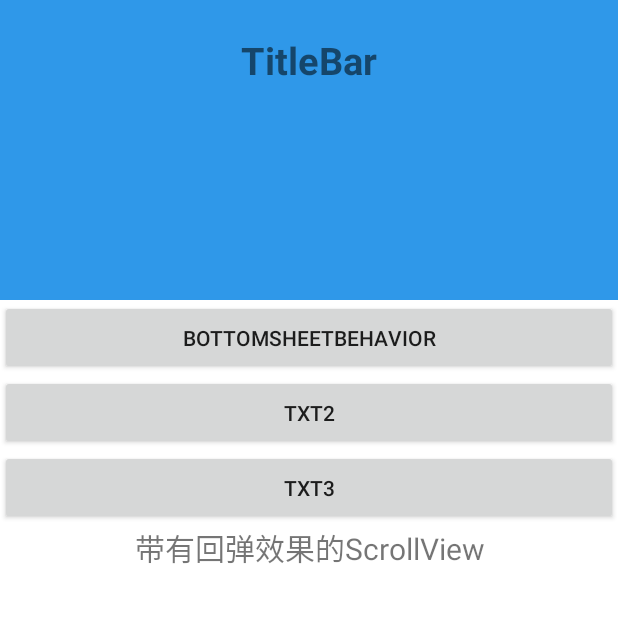
After one commit to PDonkey/PdkGiko, an Android app: the ScrollActivity screen opened directly, with no data from a screen before it, on a phone screen of 412 x 824 dp, the top half of it. The commit adds this screen. Run offline under Robolectric (Android 15) with nearby library versions, the phone set to English and light mode, and no system bars; our stand-ins replace ButterKnife; network calls fail.

Commit message:
利用behavior做底部弹出框  BehaviroSheetBottomDialog

```diff
--- a/app/src/main/AndroidManifest.xml
+++ b/app/src/main/AndroidManifest.xml
@@ -36,6 +36,8 @@
         </activity>
         <activity android:name=".activity.GridActivity"/>
         <activity android:name=".ui.web.WebActivity"/>
+        <activity android:name=".activity.ScrollActivity"/>
+        <activity android:name=".activity.BehaviorSheetBottomActivity"/>
 
         <service
             android:name="com.pdk.pdkgiko.service.MyService"
--- /dev/null
+++ b/app/src/main/java/com/pdk/pdkgiko/activity/ScrollActivity.java
@@ -0,0 +1,99 @@
+package com.pdk.pdkgiko.activity;
+
+import android.content.Intent;
+import android.graphics.Color;
+import android.os.Build;
+import android.os.Bundle;
+import android.support.v7.widget.Toolbar;
+import android.view.View;
+import android.view.ViewGroup;
+import android.widget.Button;
+import android.widget.ScrollView;
+
+import com.pdk.pdkgiko.R;
+import com.pdk.pdkgiko.base.BaseActivity;
+import com.pdk.pdkgiko.utils.AppScreenUtil;
+import com.pdk.pdkgiko.utils.StatusBarUtil;
+import com.pdk.pdkgiko.widegt.MyScrollView;
+
+/**
+ * Created by Administrator on 2018/7/26.
+ */
+
+public class ScrollActivity extends BaseActivity implements View.OnClickListener{
+    private MyScrollView myScrollView;
+    private Toolbar mToolbar;
+    private Button mBottomsheetbehavior;
+    private float headerHeight;//顶部高度
+    private float minHeaderHeight;//顶部最低高度，即Bar的高度
+    @Override
+    protected int getContentViewLayoutID() {
+        StatusBarUtil.setTranslucent(this);
+        return R.layout.activity_scroll;
+    }
+
+    @Override
+    protected void initView(Bundle savedInstanceState) {
+//        //获取手机dpi
+//        DisplayMetrics displayMetrics=getResources().getDisplayMetrics();
+//        //横向分辨率
+//        int width=displayMetrics.widthPixels;
+//        //竖向分辨率
+//        int height=displayMetrics.heightPixels;
+//        //density屏幕密度
+//        float density=displayMetrics.density;
+//        //dpi=density*160
+//        float dpi=density*160;
+        mBottomsheetbehavior= (Button) findViewById(R.id.bt_01);
+        mBottomsheetbehavior.setOnClickListener(this);
+        myScrollView = (MyScrollView) findViewById(R.id.scrollView);
+        mToolbar = (Toolbar) findViewById(R.id.behavior_toolbar);
+        setSupportActionBar(mToolbar);
+        if (Build.VERSION.SDK_INT >= Build.VERSION_CODES.KITKAT) {//4.4以上
+            //设置toolbar 高度为80dp，适配状态栏
+            ViewGroup.LayoutParams layoutParams = mToolbar.getLayoutParams();
+            layoutParams.height = AppScreenUtil.dip2px(this, 80);
+            mToolbar.setLayoutParams(layoutParams);
+        }
+        mToolbar.setBackgroundColor(Color.argb(0, 236, 114, 60));
+        initMeasure();
+        myScrollView.setOnScrollChangedListener(new MyScrollView.OnScrollChangedListener() {
+            @Override
+            public void onScrollChanged(ScrollView who, int l, int t, int oldl, int oldt) {
+                //Y轴偏移量
+                float scrollY = who.getScrollY();
+
+                //变化率
+                float headerBarOffsetY = headerHeight - minHeaderHeight;//Toolbar与header高度的差值
+                if (scrollY == 0) {
+                    mToolbar.setBackgroundColor(Color.argb(0, 236, 114, 60));
+                } else if (scrollY > 0) {
+                    float offset = 1 - Math.max((headerBarOffsetY - scrollY) / headerBarOffsetY, 0f);
+                    //Toolbar背景色透明度
+                    mToolbar.setBackgroundColor(Color.argb((int) (offset * 255), 236, 114, 60));
+                } else {
+                    mToolbar.setBackgroundColor(Color.argb(0, 236, 114, 60));
+                }
+
+
+            }
+        });
+    }
+
+    /**
+     * 定义一个默认布局头高度和最低高度
+     */
+    private void initMeasure() {
+        headerHeight = getResources().getDimension(R.dimen.dp_200);
+        minHeaderHeight = getResources().getDimension(R.dimen.abc_action_bar_default_height_material);
+    }
+
+    @Override
+    public void onClick(View v) {
+        switch (v.getId()) {
+            case R.id.bt_01:
+                startActivity(new Intent(this,BehaviorSheetBottomActivity.class));
+                break;
+        }
+    }
+}
--- /dev/null
+++ b/app/src/main/res/layout/activity_scroll.xml
@@ -0,0 +1,90 @@
+<?xml version="1.0" encoding="utf-8"?>
+<RelativeLayout xmlns:android="http://schemas.android.com/apk/res/android"
+    xmlns:app="http://schemas.android.com/apk/res-auto"
+    android:layout_width="match_parent"
+    android:layout_height="match_parent">
+    <View
+        android:layout_width="match_parent"
+        android:layout_height="300dp"
+        android:background="@color/blue"/>
+    <com.pdk.pdkgiko.widegt.MyScrollView
+        android:id="@+id/scrollView"
+        android:layout_width="match_parent"
+        android:layout_height="match_parent"
+        android:scrollbars="none">
+
+        <LinearLayout
+            android:id="@+id/ly_behavior"
+            android:layout_width="match_parent"
+            android:layout_height="match_parent"
+            android:background="@color/white"
+            android:orientation="vertical">
+
+            <TextView
+                android:layout_width="match_parent"
+                android:layout_height="200dp"
+                android:background="@color/blue"
+                android:gravity="center"
+                android:text=""
+                android:textSize="20sp"/>
+
+
+
+            <Button
+                android:id="@+id/bt_01"
+                android:layout_width="match_parent"
+                android:layout_height="50dp"
+                android:gravity="center"
+                android:text="BottomSheetBehavior" />
+
+            <Button
+                android:id="@+id/bt_02"
+                android:layout_width="match_parent"
+                android:layout_height="50dp"
+                android:gravity="center"
+                android:text="txt2" />
+
+            <Button
+                android:layout_width="match_parent"
+                android:layout_height="50dp"
+                android:gravity="center"
+                android:text="txt3" />
+            <TextView
+                android:layout_width="match_parent"
+                android:layout_height="500dp"
+                android:gravity="center_horizontal"
+                android:text="带有回弹效果的ScrollView"
+                android:textSize="20sp"/>
+
+        </LinearLayout>
+    </com.pdk.pdkgiko.widegt.MyScrollView>
+
+    <android.support.v7.widget.Toolbar
+        android:id="@+id/behavior_toolbar"
+        android:layout_width="match_parent"
+        android:layout_height="?attr/actionBarSize"
+        android:background="@color/transparent"
+        android:fitsSystemWindows="true"
+        app:contentInsetLeft="0dp"
+        app:contentInsetStart="0dp">
+
+        <RelativeLayout
+            android:id="@+id/rlayout_title"
+            android:layout_width="match_parent"
+            android:layout_height="match_parent">
+
+            <TextView
+                android:id="@+id/tv_behavior_title"
+                android:layout_width="wrap_content"
+                android:layout_height="wrap_content"
+                android:layout_centerInParent="true"
+                android:ellipsize="end"
+                android:maxLines="1"
+                android:text="TitleBar"
+                android:textSize="25sp"
+                android:textStyle="bold" />
+
+        </RelativeLayout>
+
+    </android.support.v7.widget.Toolbar>
+</RelativeLayout>
--- a/app/src/main/res/layout/layout_main_nav.xml
+++ b/app/src/main/res/layout/layout_main_nav.xml
@@ -89,7 +89,7 @@
             android:layout_width="wrap_content"
             android:layout_height="wrap_content"
             android:layout_marginLeft="16dp"
-            android:text="关于我们"
+            android:text="测试服务和数据库"
             android:textColor="@color/colorContent"
             android:textSize="15sp" />
 
@@ -115,7 +115,7 @@
             android:layout_width="wrap_content"
             android:layout_height="wrap_content"
             android:layout_marginLeft="16dp"
-            android:text="问题反馈"
+            android:text="可拖动的GridView"
             android:textColor="@color/colorContent"
             android:textSize="15sp" />
 
@@ -141,7 +141,7 @@
             android:layout_width="wrap_content"
             android:layout_height="wrap_content"
             android:layout_marginLeft="16dp"
-            android:text="捐赠开发者"
+            android:text="Toolbar"
             android:textColor="@color/colorContent"
             android:textSize="15sp" />
 
```
Also changed, not shown: app/src/main/java/com/pdk/pdkgiko/MainActivity.java (+5 -5 lines), app/src/main/java/com/pdk/pdkgiko/activity/BehaviorSheetBottomActivity.java (added, +81 -0 lines), app/src/main/java/com/pdk/pdkgiko/activity/TestActivity.java (+19 -6 lines), app/src/main/java/com/pdk/pdkgiko/ui/web/WebActivity.java (+3 -43 lines), app/src/main/res/layout/activity_behavior_bottom.xml (added, +37 -0 lines), app/src/main/res/layout/activity_web.xml (+0 -86 lines), app/src/main/res/layout/bottom_sheet_item_dialog.xml (added, +28 -0 lines), app/src/main/res/values/styles.xml (+8 -0 lines).
